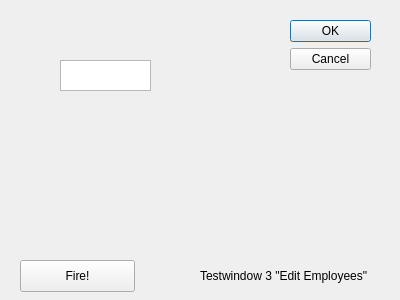
Before: the Qt Designer form testGUI/testwindow3.ui in Ingvildk/SoftwareEngineering441, drawn with Qt 5.
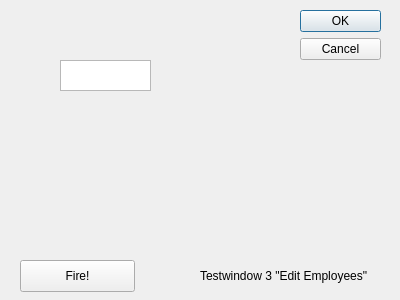
After: the same form once the commit is applied.

```diff
--- a/testGUI/testwindow3.ui
+++ b/testGUI/testwindow3.ui
@@ -16,8 +16,8 @@
   <widget class="QDialogButtonBox" name="buttonBox">
    <property name="geometry">
     <rect>
-     <x>290</x>
-     <y>20</y>
+     <x>300</x>
+     <y>10</y>
      <width>81</width>
      <height>241</height>
     </rect>
```
